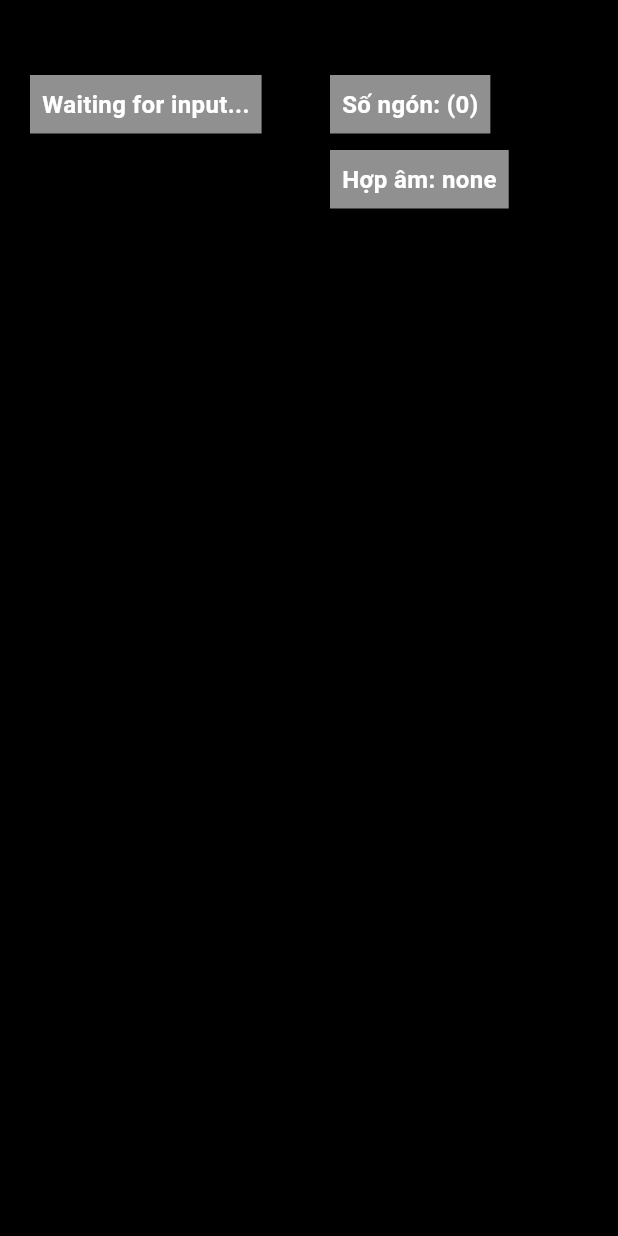
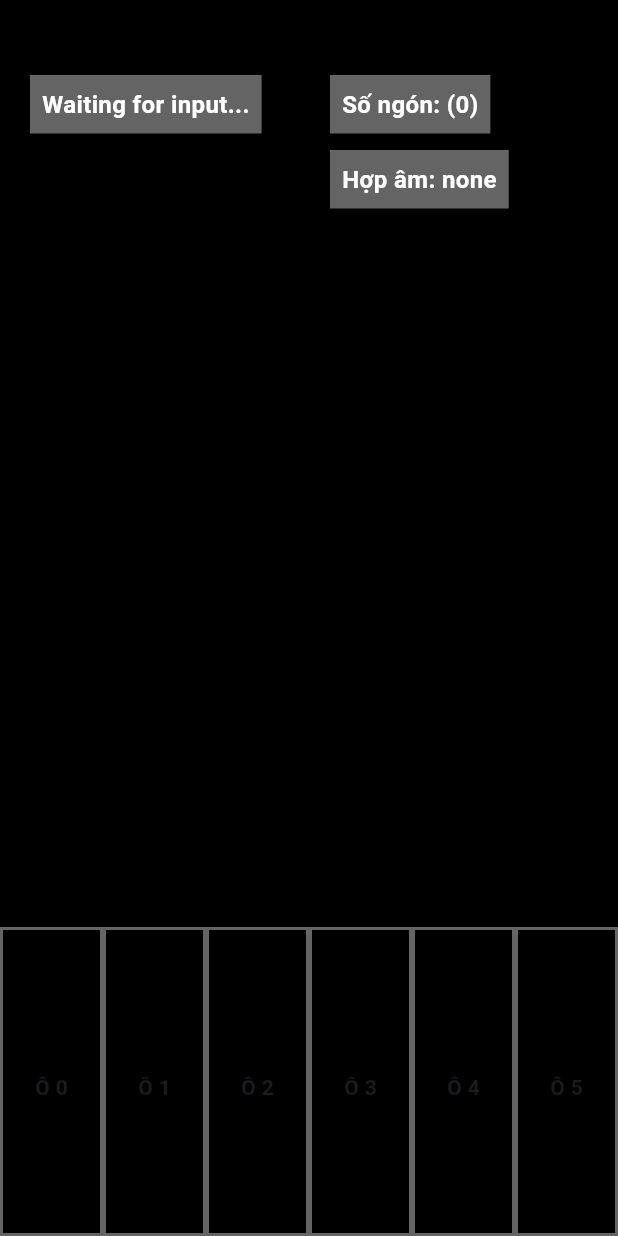
Before and after one commit to khoaphhh/Ruitar, a Flutter app: the screen it shows after launch, on a phone screen of 412 x 824 dp. Run offline on Flutter 3.47's test engine with Material 3 defaults, Android fonts, the phone set to English and light mode, and no system bars.

Commit message:
Add a bottom section to display the guitar string pickers

```diff
--- a/lib/main.dart
+++ b/lib/main.dart
@@ -3,6 +3,7 @@ import 'package:ruitar/logic/template_store.dart';
 import 'package:ruitar/logic/chord_record.dart';
 import 'ui/touch_detector.dart';
 import 'logic/calc_methods.dart';
+import 'package:ruitar/ui/guitar_strings.dart';
 
 void main() => runApp(const MaterialApp(home: HomeScreen()));
 
@@ -27,8 +28,13 @@ class _HomeScreenState extends State<HomeScreen> {
 
   @override
   Widget build(BuildContext context) {
+
     return Scaffold(
-      body: Stack(
+      body: Column(
+        children: [
+          Expanded(
+            flex: 3,// chiếm 3/4 màn hình
+            child: Stack(
               children: [
                 TouchDetector(
                   onUpdate: (points) {
@@ -60,12 +66,12 @@ class _HomeScreenState extends State<HomeScreen> {
                   },
                 ),
                 Positioned(
-            top: 100, // Cách mép trên 50 pixel (tránh bị dính vào thanh trạng thái pin/wifi)
-            left: 220, // Cách mép trái 20 pixel
+                  top: 100,
+                  left: 220,
                   child: IgnorePointer(
                     child: Container(
                       padding: const EdgeInsets.all(8),
-                color: Color.fromARGB(144, 255, 255, 255),
+                      color: Color.fromARGB(100, 255, 255, 255),
                       child: Text(
                         "Hợp âm: $detectedChord",
                         style: const TextStyle(
@@ -79,6 +85,24 @@ class _HomeScreenState extends State<HomeScreen> {
                 ),
               ],
             ),
+          ),
+
+          // Divider(
+          //   height: 1,       // Chiều cao không gian chứa đường kẻ
+          //   thickness: 2,    // Độ dày của đường kẻ
+          //   color: Color.fromARGB(100, 255, 255, 255), // Màu sắc
+          // ),
+
+          Expanded(
+            flex: 1,
+            child: GuitarStrings(
+              onCellTapped: (int cellIndex) {
+                print('tín hiệu ở ô số: $cellIndex');
+              },
+            ),
+          ),
+        ],
+      ),
     );
   }
 }
--- /dev/null
+++ b/lib/ui/guitar_strings.dart
@@ -0,0 +1,69 @@
+import 'package:flutter/material.dart';
+
+class GuitarStrings extends StatelessWidget {
+  final Function(int) onCellTapped;
+  GuitarStrings({super.key, required this.onCellTapped});
+
+
+
+  int currentCellIndex = -1;
+  void handleTouch(double dx, double cellWidth) {
+    int index = (dx / cellWidth).floor();     //lấy tọa độ x chia cho chiều rộng của 1 ô và làm tròn xuống để ra index của ô
+
+    if (index >= 0 && index <= 5) {     //chỉ 5 index
+      if (currentCellIndex != index) {
+        currentCellIndex = index;
+        print('ô số $index');
+
+        // THỰC HIỆN NHIỆM VỤ ĐỘC LẬP CỦA Ô TẠI ĐÂY
+        // Ví dụ: Gọi hàm tương ứng, đổi màu ô, phát âm thanh, v.v.
+      }
+    }
+  }
+  @override
+  Widget build(BuildContext context) {
+
+    return LayoutBuilder(
+      builder: (context, constraints) {
+        final double cellWidth = constraints.maxWidth / 6;//chiều rộng của 1 ô
+
+        return Listener(
+          onPointerDown: (event) {      //khi chạm xuống
+            handleTouch(event.localPosition.dx, cellWidth);
+          },
+          // Khi ngón tay lướt (di chuyển) trên màn hình
+          onPointerMove: (event) {
+            handleTouch(event.localPosition.dx, cellWidth);
+          },
+          child: Row(
+            children: List.generate(6, (index) {      //chia 6 phần
+              return Expanded(
+                flex: 1,        //mỗi phần bằng nhau
+                child: Container(
+                  decoration: BoxDecoration(
+                    color: Color.fromARGB(255, 0, 0, 0),
+                    border: Border.all(
+                      width: 2.0,
+                      color: Color.fromARGB(100, 255, 255, 255)
+                    ),
+                  ),
+                  child: Column(
+                    mainAxisAlignment: MainAxisAlignment.center,
+                    children: [
+
+                      const SizedBox(height: 8),
+                      Text(
+                        'Ô $index',
+                        style: const TextStyle(fontWeight: FontWeight.bold),
+                      ),
+                    ],
+                  ),
+                ),
+              );
+            }),
+          ),
+        );
+      },
+    );
+  }
+}
--- a/lib/ui/touch_detector.dart
+++ b/lib/ui/touch_detector.dart
@@ -120,7 +120,7 @@ class _TouchDetectorState extends State<TouchDetector> with SingleTickerProvider
           child: IgnorePointer(
             child: Container(
               padding: const EdgeInsets.all(8),
-              color: Color.fromARGB(144, 255, 255, 255),
+              color: Color.fromARGB(100, 255, 255, 255),
               child: Text(
                 "Số ngón: (${_activePointers.length})",
                 style: const TextStyle(
@@ -141,7 +141,7 @@ class _TouchDetectorState extends State<TouchDetector> with SingleTickerProvider
             child: IgnorePointer(
               child: Container(
                 padding: const EdgeInsets.all(8),
-                color: Color.fromARGB(144, 255, 255, 255),
+                color: Color.fromARGB(100, 255, 255, 255),
                 child: Text(
                   "Waiting for input...",
                   style: const TextStyle(
@@ -162,7 +162,7 @@ class _TouchDetectorState extends State<TouchDetector> with SingleTickerProvider
             child: IgnorePointer(
               child: Container(
                 padding: const EdgeInsets.all(8),
-                color: Color.fromARGB(144, 255, 255, 255),
+                color: Color.fromARGB(100, 255, 255, 255),
                 child: Text(
                   //"Tọa độ: (${_fingers.values.elementAt(_activePointers.elementAt(0)).last.position})",
                   //"Tọa độ: (${_fingers.entries..last.position})",
@@ -184,7 +184,7 @@ class _TouchDetectorState extends State<TouchDetector> with SingleTickerProvider
             child: IgnorePointer(
               child: Container(
                 padding: const EdgeInsets.all(8),
-                color: Color.fromARGB(144, 255, 255, 255),
+                color: Color.fromARGB(100, 255, 255, 255),
                 child: Text(
                   "Tọa độ 1: (${currentPoints.entries.elementAt(0).value.dx.round()}, ${currentPoints.entries.elementAt(0).value.dy.round()}),\nTọa độ 2: (${currentPoints.entries.elementAt(1).value.dx.round()}, ${currentPoints.entries.elementAt(1).value.dy.round()})",
                   style: const TextStyle(
@@ -204,7 +204,7 @@ class _TouchDetectorState extends State<TouchDetector> with SingleTickerProvider
             child: IgnorePointer(
               child: Container(
                 padding: const EdgeInsets.all(8),
-                color: Color.fromARGB(144, 255, 255, 255),
+                color: Color.fromARGB(100, 255, 255, 255),
                 child: Text(
                   "Tọa độ 1: (${currentPoints.entries.elementAt(0).value.dx.round()}, ${currentPoints.entries.elementAt(0).value.dy.round()})\nTọa độ 2: (${currentPoints.entries.elementAt(1).value.dx.round()}, ${currentPoints.entries.elementAt(1).value.dy.round()}),\nTọa độ 3: (${currentPoints.entries.elementAt(2).value.dx.round()}, ${currentPoints.entries.elementAt(2).value.dy.round()})",
                   style: const TextStyle(
@@ -224,7 +224,7 @@ class _TouchDetectorState extends State<TouchDetector> with SingleTickerProvider
             child: IgnorePointer(
               child: Container(
                 padding: const EdgeInsets.all(8),
-                color: Color.fromARGB(144, 255, 255, 255),
+                color: Color.fromARGB(100, 255, 255, 255),
                 child: Text(
                     "Tọa độ 1: (${currentPoints.entries.elementAt(0).value.dx.round()}, ${currentPoints.entries.elementAt(0).value.dy.round()})\nTọa độ 2: (${currentPoints.entries.elementAt(1).value.dx.round()}, ${currentPoints.entries.elementAt(1).value.dy.round()}),\nTọa độ 3: (${currentPoints.entries.elementAt(2).value.dx.round()}, ${currentPoints.entries.elementAt(2).value.dy.round()}),\nTọa độ 4: (${currentPoints.entries.elementAt(3).value.dx.round()}, ${currentPoints.entries.elementAt(3).value.dy.round()})",
                     style: const TextStyle(
```
Lines whose indentation alone changed are shown as unchanged.
